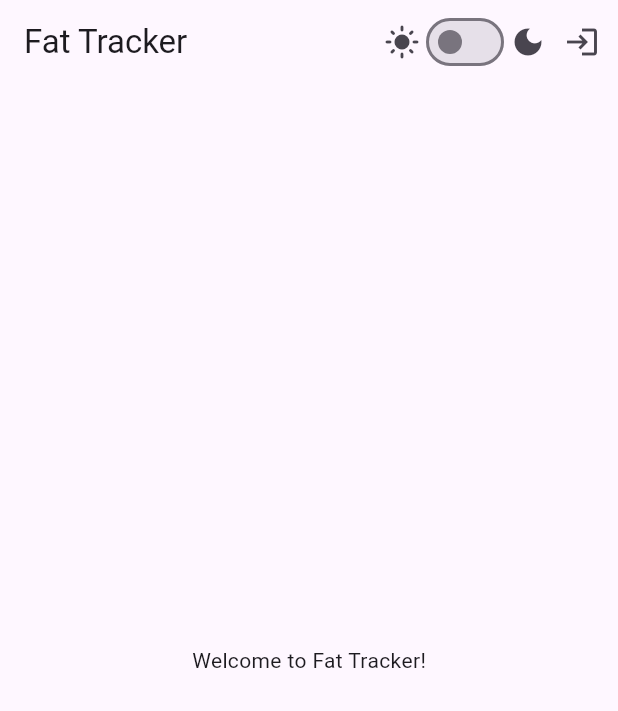
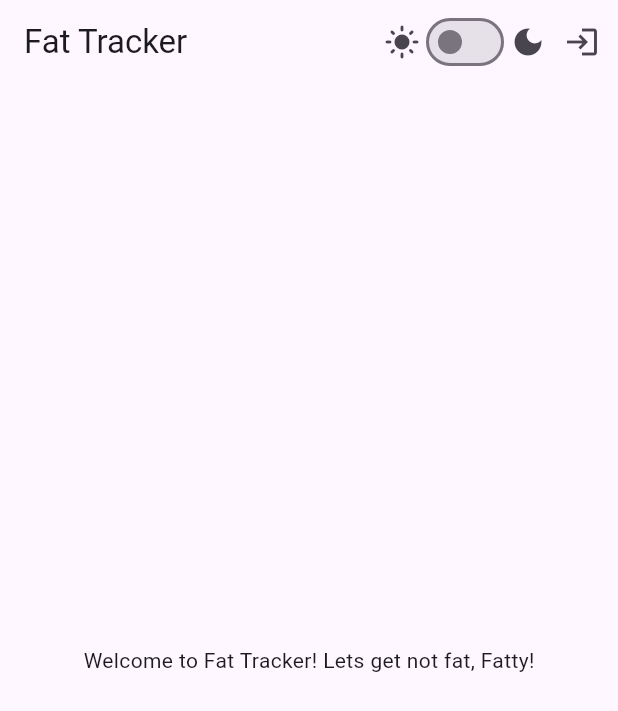
Before and after one commit to ACEhandle/fat-tracker, a Flutter app: the screen it shows after launch, on a phone screen of 412 x 824 dp. Shown: the top 711 px of the screen. Run offline on Flutter 3.47's test engine with Material 3 defaults, Android fonts, the phone set to English and light mode, and no system bars.

Commit message:
fix: Update welcome message in HomePage for better engagement

```diff
--- a/lib/main.dart
+++ b/lib/main.dart
@@ -79,7 +79,7 @@ class HomePage extends StatelessWidget {
         ],
       ),
       body: const Center(
-        child: Text('Welcome to Fat Tracker!'),
+        child: Text('Welcome to Fat Tracker! Lets get not fat, Fatty!'),
       ),
     );
   }
```
